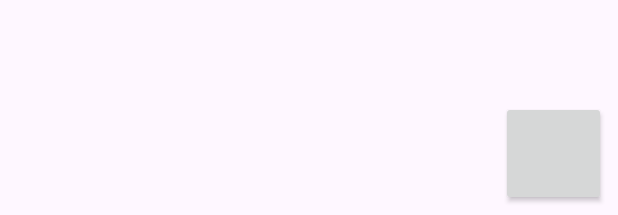
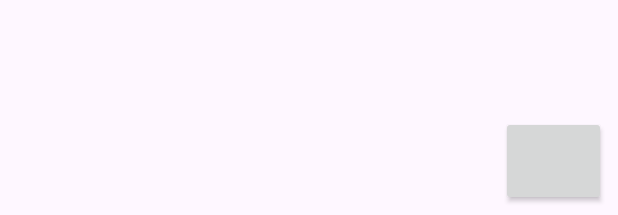
Before and after one commit to vanhnguyen204/PRO1121_DA1, an Android app: the layout fragment__drink.xml on its own in the app's theme, with its tools: preview values and no code run, on a phone screen of 412 x 824 dp. Shown: the part 1018-1233 px from the top of the screen. Run offline under Robolectric (Android 15) with nearby library versions, the phone set to English and light mode, and no system bars.

Commit message:
update-doan

```diff
--- a/app/src/main/res/layout/fragment__drink.xml
+++ b/app/src/main/res/layout/fragment__drink.xml
@@ -31,7 +31,7 @@
     <androidx.appcompat.widget.AppCompatButton
         android:id="@+id/btn_add_drink"
         android:layout_width="70dp"
-        android:layout_height="70dp"
+        android:layout_height="60dp"
         android:layout_alignParentEnd="true"
         android:layout_alignParentBottom="true"
 
```
